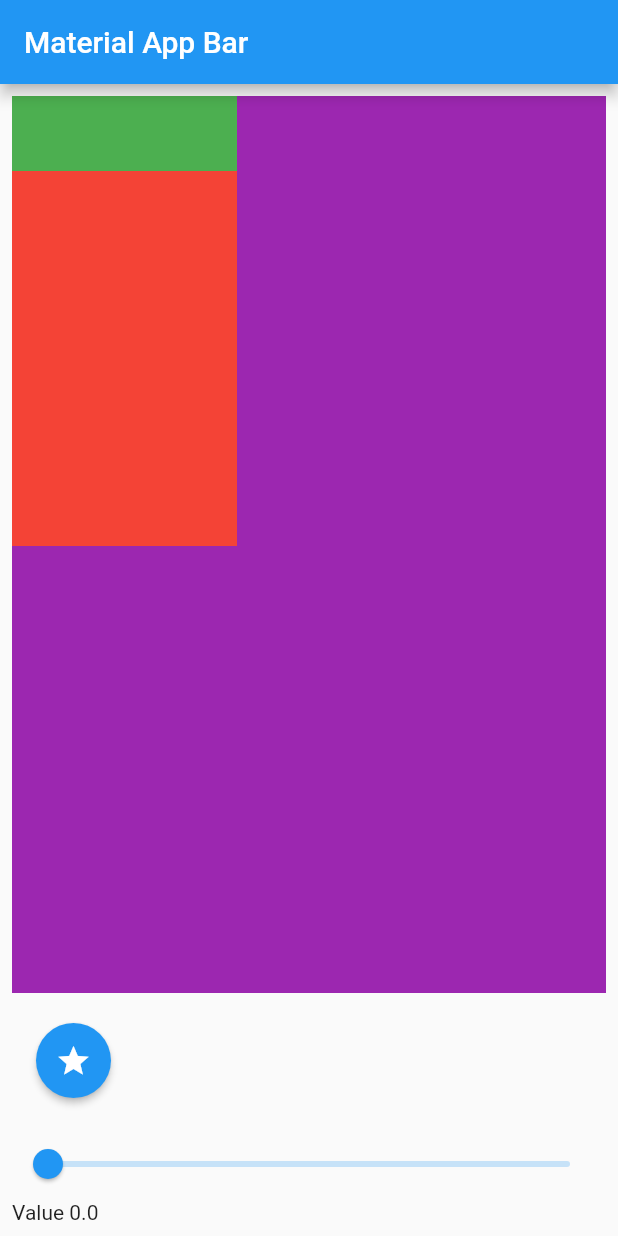
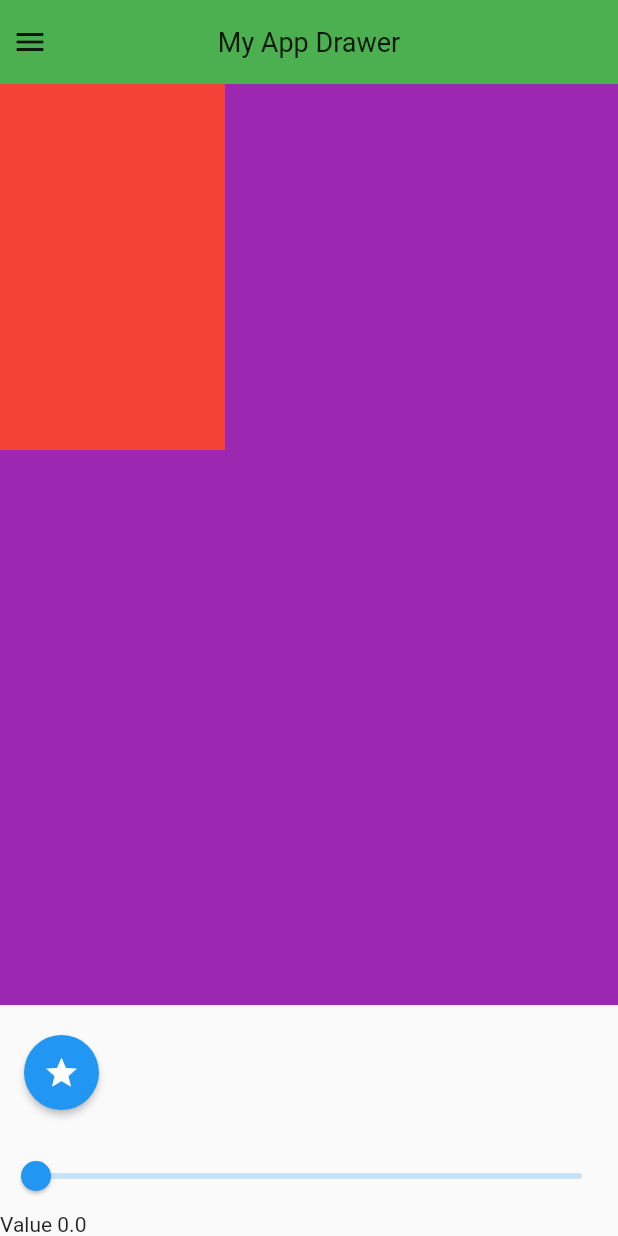
Before and after one commit to TKMonkey/tale_drawer, a Flutter app: the screen it shows after launch, on a phone screen of 412 x 824 dp. Run offline on Flutter 3.47's test engine with Material 2 defaults, Android fonts, the phone set to English and light mode, and no system bars.

Commit message:
add default appbar and icon

```diff
--- a/example/tale_drawer_example/lib/main.dart
+++ b/example/tale_drawer_example/lib/main.dart
@@ -3,17 +3,26 @@ import 'package:tale_drawer/tale_drawer.dart';
 
 void main() => runApp(MyApp());
 
+// ignore: use_key_in_widget_constructors
 class MyApp extends StatelessWidget {
   @override
   Widget build(BuildContext context) {
-    return MaterialApp(
+    return const MaterialApp(
       title: 'Material App',
       home: Scaffold(
-        appBar: AppBar(
-          title: const Text('Material App Bar'),
-        ),
-        body: GuillotineDrawer(),
+        body: HomePage(),
       ),
     );
   }
 }
+
+class HomePage extends StatelessWidget {
+  const HomePage({Key? key}) : super(key: key);
+
+  @override
+  Widget build(BuildContext context) {
+    return SafeArea(
+      child: const GuillotineDrawer(),
+    );
+  }
+}
--- a/lib/src/guillotine/guillotine_drawer.dart
+++ b/lib/src/guillotine/guillotine_drawer.dart
@@ -1,6 +1,8 @@
 import 'dart:math';
 
 import 'package:flutter/material.dart';
+
+import 'widgets/top_bar_widget.dart';
 
 const duration = Duration(milliseconds: 600);
 
@@ -31,11 +33,10 @@ class _GuillotineDrawerState extends State<GuillotineDrawer>
   @override
   Widget build(BuildContext context) {
     final size = MediaQuery.of(context).size;
+
     return SizedBox(
       width: size.width,
       height: size.height,
-      child: Padding(
-        padding: const EdgeInsets.all(8.0),
       child: Column(
         mainAxisAlignment: MainAxisAlignment.center,
         crossAxisAlignment: CrossAxisAlignment.start,
@@ -60,10 +61,27 @@ class _GuillotineDrawerState extends State<GuillotineDrawer>
                   ),
                   Positioned(
                     top: 0,
+                    child: TopBarWidget(
+                      appBar: PreferredSize(
+                        preferredSize: Size.fromHeight(
+                          MediaQuery.of(context).padding.top + kToolbarHeight,
+                        ),
                         child: Container(
-                        width: 150,
-                        height: 50,
+                          width: size.width,
                           color: Colors.green,
+                          child: const SafeArea(
+                            bottom: false,
+                            child: Center(
+                              child: Text(
+                                'My App Drawer',
+                                style: TextStyle(
+                                  fontSize: 18,
+                                ),
+                              ),
+                            ),
+                          ),
+                        ),
+                      ),
                     ),
                   ),
                 ],
@@ -97,6 +115,20 @@ class _GuillotineDrawerState extends State<GuillotineDrawer>
           Text('Value $value')
         ],
       ),
+    );
+  }
+}
+
+class NAMEWidget extends StatelessWidget {
+  const NAMEWidget({Key? key}) : super(key: key);
+
+  @override
+  Widget build(BuildContext context) {
+    return Container(
+      width: 200,
+      height: 100,
+      child: Center(
+        child: Text('Hello'),
       ),
     );
   }
--- /dev/null
+++ b/lib/src/guillotine/widgets/deafult_icon_menu.dart
@@ -0,0 +1,26 @@
+import 'package:flutter/material.dart';
+
+class DefaultIconMenuAppBar extends StatelessWidget {
+  const DefaultIconMenuAppBar({
+    Key? key,
+    this.color = Colors.black,
+    this.icon = Icons.menu,
+  }) : super(key: key);
+
+  final Color color;
+  final IconData icon;
+
+  @override
+  Widget build(BuildContext context) {
+    return const Align(
+      alignment: Alignment.centerLeft,
+      child: SafeArea(
+        bottom: false,
+        child: Padding(
+          padding: EdgeInsets.only(left: 8.0),
+          child: Icon(Icons.menu),
+        ),
+      ),
+    );
+  }
+}
--- /dev/null
+++ b/lib/src/guillotine/widgets/top_bar_widget.dart
@@ -0,0 +1,69 @@
+import 'package:flutter/material.dart';
+
+import 'deafult_icon_menu.dart';
+
+class TopBarWidget extends StatelessWidget {
+  const TopBarWidget({
+    Key? key,
+    this.iconMenu = const DefaultIconMenuAppBar(),
+    this.appBar,
+  }) : super(key: key);
+
+  final Widget iconMenu;
+  final PreferredSize? appBar;
+
+  @override
+  Widget build(BuildContext context) {
+    final mediaQuery = MediaQuery.of(context);
+    final size = mediaQuery.size;
+    double? appBarSize = mediaQuery.padding.top + kToolbarHeight;
+    if (appBar != null) {
+      appBarSize = appBar?.preferredSize.height;
+    }
+
+    print('mediaQuery.padding.top = ${mediaQuery.padding.top}');
+
+    return SizedBox(
+      width: size.width,
+      height: appBarSize,
+      child: Stack(
+        children: [
+          appBar ?? const _DefaultAppBarWidget(),
+          Align(
+            alignment: Alignment.centerLeft,
+            child: SafeArea(
+              bottom: false,
+              child: iconMenu,
+            ),
+          ),
+        ],
+      ),
+    );
+  }
+}
+
+class _DefaultAppBarWidget extends StatelessWidget {
+  const _DefaultAppBarWidget({Key? key}) : super(key: key);
+
+  @override
+  Widget build(BuildContext context) {
+    final size = MediaQuery.of(context).size;
+    return ColoredBox(
+      color: Theme.of(context).primaryColor,
+      child: SizedBox(
+        width: size.width,
+        child: const SafeArea(
+          bottom: false,
+          child: Center(
+            child: Text(
+              'Guillotine Drawer',
+              style: TextStyle(
+                fontSize: 18,
+              ),
+            ),
+          ),
+        ),
+      ),
+    );
+  }
+}
```
Lines whose indentation alone changed are shown as unchanged.
